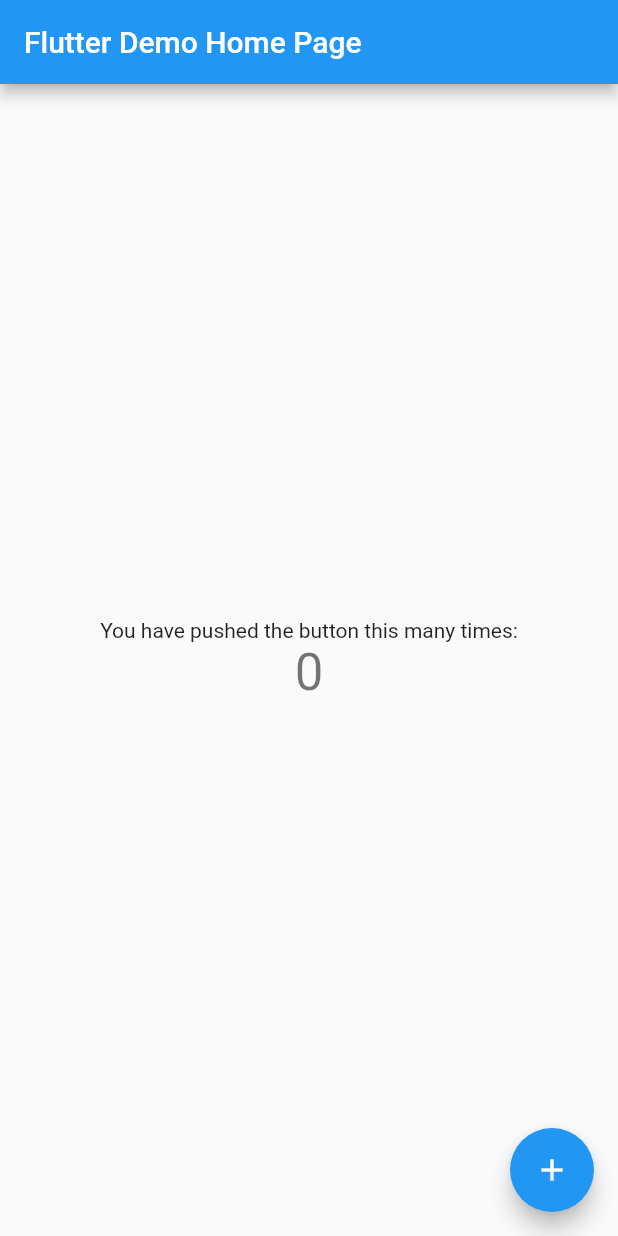
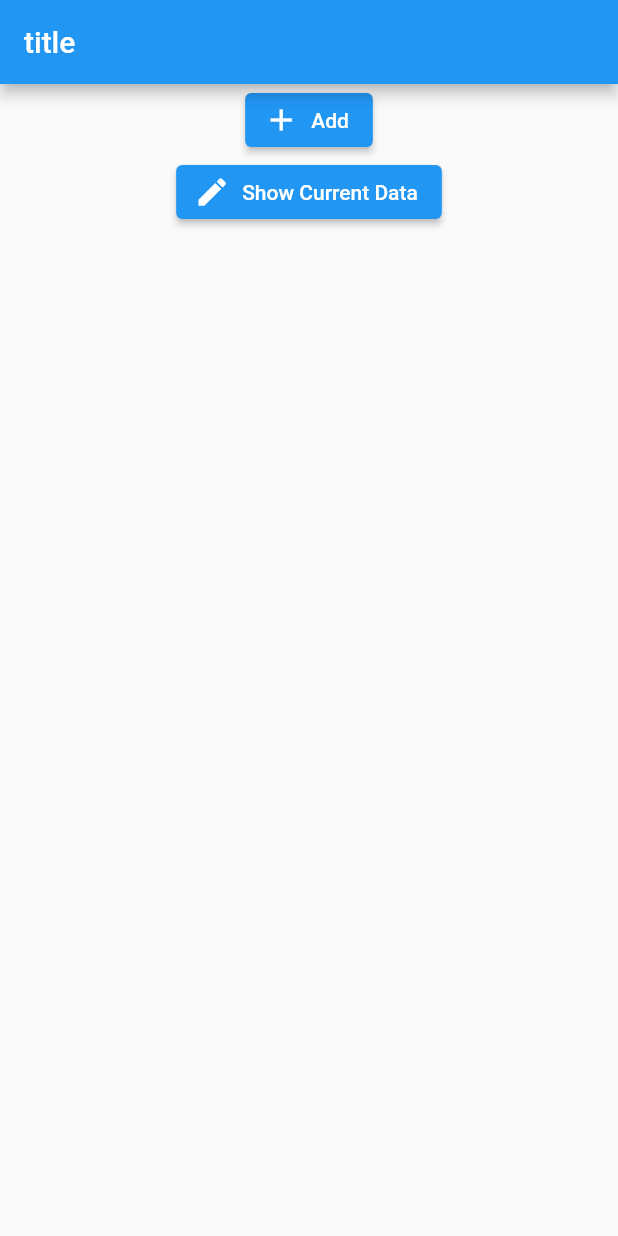
Before and after one commit to michelo851a1203/learning-flutter-nest-provider-mistake, a Flutter app: the screen it shows after launch, on a phone screen of 412 x 824 dp. Run offline on Flutter 3.47's test engine with Material 2 defaults, Android fonts, the phone set to English and light mode, and no system bars.

Commit message:
feat :append problem sample that will not update data but content will update # 20220228001

```diff
--- a/lib/main.dart
+++ b/lib/main.dart
@@ -1,115 +1,56 @@
-import 'package:flutter/material.dart';
+import "package:flutter/material.dart";
+import 'package:provider/provider.dart';
+import 'package:testsol/providers/products.dart';
+import 'package:testsol/widget/product_board.dart';
 
-void main() {
-  runApp(const MyApp());
-}
+void main() => runApp(const MyApp());
 
 class MyApp extends StatelessWidget {
   const MyApp({Key? key}) : super(key: key);
 
-  // This widget is the root of your application.
   @override
   Widget build(BuildContext context) {
-    return MaterialApp(
-      title: 'Flutter Demo',
-      theme: ThemeData(
-        // This is the theme of your application.
-        //
-        // Try running your application with "flutter run". You'll see the
-        // application has a blue toolbar. Then, without quitting the app, try
-        // changing the primarySwatch below to Colors.green and then invoke
-        // "hot reload" (press "r" in the console where you ran "flutter run",
-        // or simply save your changes to "hot reload" in a Flutter IDE).
-        // Notice that the counter didn't reset back to zero; the application
-        // is not restarted.
-        primarySwatch: Colors.blue,
+    return ChangeNotifierProvider(
+        create: (ctx) => Products(),
+        child: const MaterialApp(home: MyController()));
+  }
+}
+
+class MyController extends StatefulWidget {
+  const MyController({Key? key}) : super(key: key);
+
+  @override
+  State<StatefulWidget> createState() => _MyControllerState();
+}
+
+class _MyControllerState extends State<MyController> {
+  @override
+  Widget build(BuildContext context) {
+    final productContainers = Provider.of<Products>(context);
+
+    return Scaffold(
+      appBar: AppBar(
+        title: const Text("title"),
       ),
-      home: const MyHomePage(title: 'Flutter Demo Home Page'),
+      body: Center(
+        child: Column(
+          children: [
+            ElevatedButton.icon(
+                onPressed: () {
+                  productContainers.addRandomProduct();
+                },
+                icon: const Icon(Icons.add),
+                label: const Text("Add")),
+            ElevatedButton.icon(
+                onPressed: () {
+                  productContainers.showCurrentProductGroup();
+                },
+                icon: const Icon(Icons.edit),
+                label: const Text("Show Current Data")),
+            const ProductBoard(),
+          ],
+        ),
+      ),
     );
   }
 }
-
-class MyHomePage extends StatefulWidget {
-  const MyHomePage({Key? key, required this.title}) : super(key: key);
-
-  // This widget is the home page of your application. It is stateful, meaning
-  // that it has a State object (defined below) that contains fields that affect
-  // how it looks.
-
-  // This class is the configuration for the state. It holds the values (in this
-  // case the title) provided by the parent (in this case the App widget) and
-  // used by the build method of the State. Fields in a Widget subclass are
-  // always marked "final".
-
-  final String title;
-
-  @override
-  State<MyHomePage> createState() => _MyHomePageState();
-}
-
-class _MyHomePageState extends State<MyHomePage> {
-  int _counter = 0;
-
-  void _incrementCounter() {
-    setState(() {
-      // This call to setState tells the Flutter framework that something has
-      // changed in this State, which causes it to rerun the build method below
-      // so that the display can reflect the updated values. If we changed
-      // _counter without calling setState(), then the build method would not be
-      // called again, and so nothing would appear to happen.
-      _counter++;
-    });
-  }
-
-  @override
-  Widget build(BuildContext context) {
-    // This method is rerun every time setState is called, for instance as done
-    // by the _incrementCounter method above.
-    //
-    // The Flutter framework has been optimized to make rerunning build methods
-    // fast, so that you can just rebuild anything that needs updating rather
-    // than having to individually change instances of widgets.
-    return Scaffold(
-      appBar: AppBar(
-        // Here we take the value from the MyHomePage object that was created by
-        // the App.build method, and use it to set our appbar title.
-        title: Text(widget.title),
-      ),
-      body: Center(
-        // Center is a layout widget. It takes a single child and positions it
-        // in the middle of the parent.
-        child: Column(
-          // Column is also a layout widget. It takes a list of children and
-          // arranges them vertically. By default, it sizes itself to fit its
-          // children horizontally, and tries to be as tall as its parent.
-          //
-          // Invoke "debug painting" (press "p" in the console, choose the
-          // "Toggle Debug Paint" action from the Flutter Inspector in Android
-          // Studio, or the "Toggle Debug Paint" command in Visual Studio Code)
-          // to see the wireframe for each widget.
-          //
-          // Column has various properties to control how it sizes itself and
-          // how it positions its children. Here we use mainAxisAlignment to
-          // center the children vertically; the main axis here is the vertical
-          // axis because Columns are vertical (the cross axis would be
-          // horizontal).
-          mainAxisAlignment: MainAxisAlignment.center,
-          children: <Widget>[
-            const Text(
-              'You have pushed the button this many times:',
-            ),
-            Text(
-              '$_counter',
-              style: Theme.of(context).textTheme.headline4,
-            ),
-          ],
-        ),
-      ),
-      floatingActionButton: FloatingActionButton(
-        onPressed: _incrementCounter,
-        tooltip: 'Increment',
-        child: const Icon(Icons.add),
-      ), // This trailing comma makes auto-formatting nicer for build methods.
-    );
-  }
-}
--- /dev/null
+++ b/lib/providers/product.dart
@@ -0,0 +1,14 @@
+import 'package:flutter/material.dart';
+
+class Product with ChangeNotifier {
+    String id;
+    String title;
+    double price;
+    bool status;
+    Product(this.id, this.title,this.price,this.status);
+
+    void changeStatus() {
+        status = !status;
+        notifyListeners();
+    }
+}
--- /dev/null
+++ b/lib/widget/product_board.dart
@@ -0,0 +1,28 @@
+import "package:flutter/material.dart";
+import 'package:provider/provider.dart';
+import 'package:testsol/widget/product_item.dart';
+
+import '../providers/products.dart';
+
+class ProductBoard extends StatelessWidget {
+  const ProductBoard({Key? key}) : super(key: key);
+
+  @override
+  Widget build(BuildContext context) {
+    var productsContainer = Provider.of<Products>(context);
+    var productGroup = productsContainer.getStatusTrueProductGroup;
+
+    return SizedBox(
+      height: 600,
+      child: ListView.builder(
+        itemBuilder: (ctx, index) {
+          return ChangeNotifierProvider.value(
+            value: productGroup[index],
+            child: const ProductItem(),
+          );
+        },
+        itemCount: productGroup.length,
+      ),
+    );
+  }
+}
--- a/pubspec.yaml
+++ b/pubspec.yaml
@@ -34,6 +34,7 @@
   # The following adds the Cupertino Icons font to your application.
   # Use with the CupertinoIcons class for iOS style icons.
   cupertino_icons: ^1.0.2
+  provider: ^6.0.2
 
 dev_dependencies:
   flutter_test:
```
Also changed, not shown: lib/providers/products.dart (added, +87 -0 lines), lib/widget/product_item.dart (added, +37 -0 lines), pubspec.lock, 1 other file.
